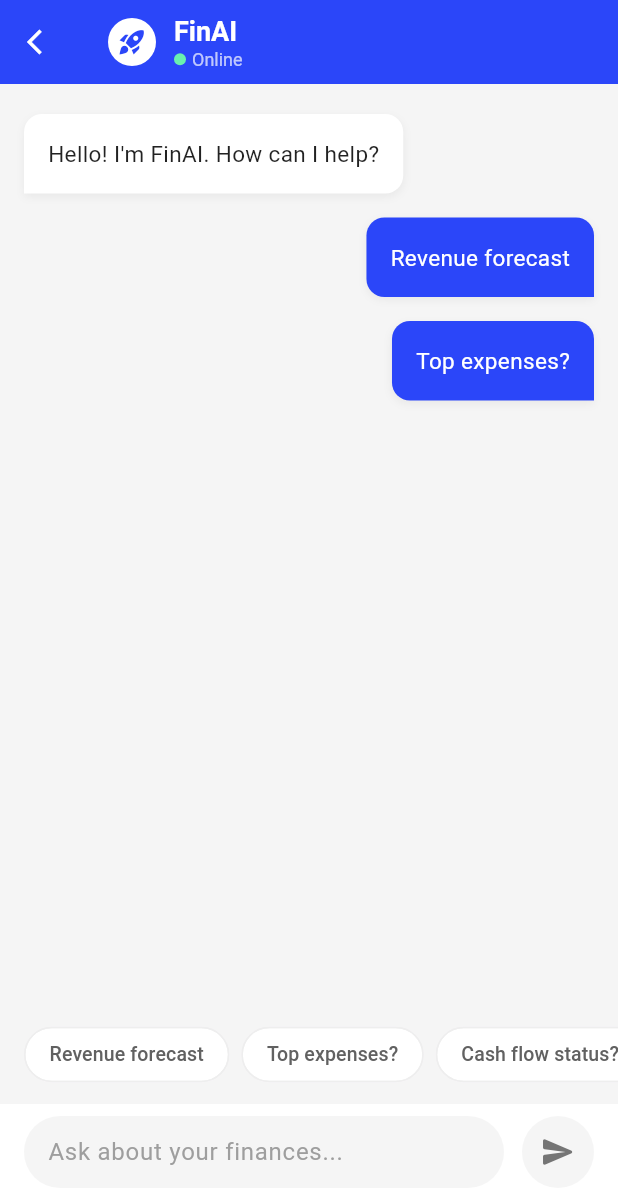
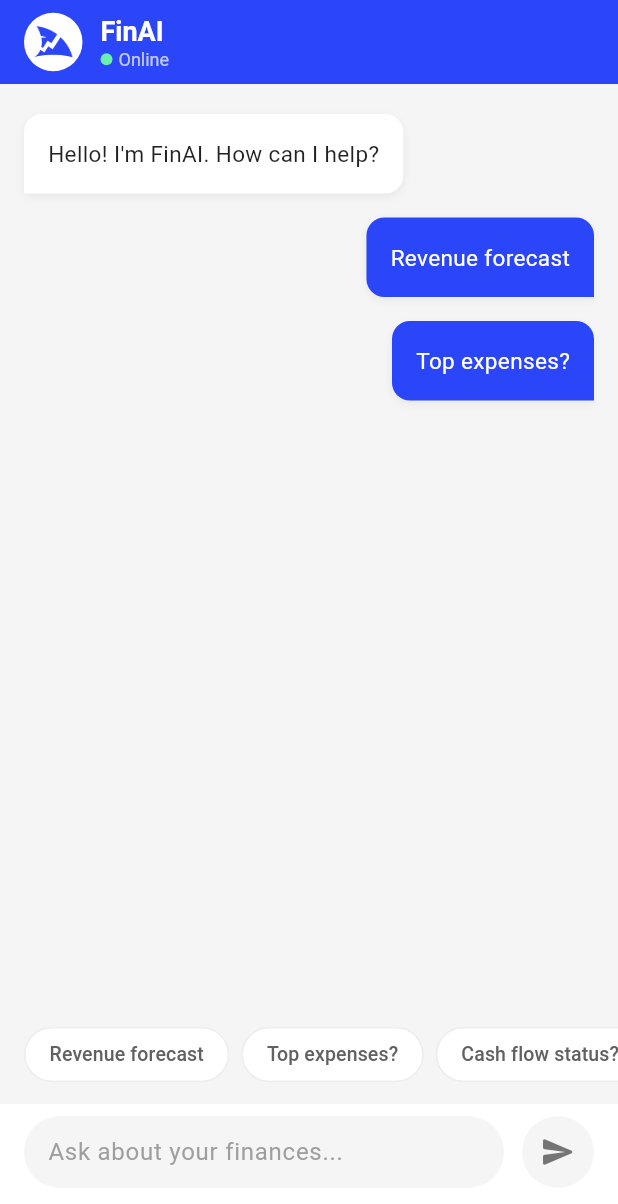
Before and after one commit to 51-Shenn/myfin, a Flutter app: the AiChatbotScreen screen opened directly, after a tap on "Revenue forecast", after a tap on "Top expenses?", on a phone screen of 412 x 824 dp. Shown: the top 1204 px of the screen. Run offline on Flutter 3.47's test engine with Material 3 defaults, Android fonts, the phone set to English and light mode, and no system bars; drawn by our look-alikes of flutter_markdown; our stand-ins replace firebase_core, flutter_bloc, flutter_dotenv, google_generative_ai; accounts and stored records are empty; network calls fail.

Commit message:
feat: Add AI chatbot logo and MyFin image assets, update pubspec.yaml to include new assets

```diff
--- a/lib/screens/aichatbot.dart
+++ b/lib/screens/aichatbot.dart
@@ -24,13 +24,8 @@ class AiChatbotScreen extends StatelessWidget {
             Expanded(
               child: BlocBuilder<ChatViewModel, ChatState>(
                 builder: (context, state) {
-                  // Auto-scroll logic is handled usually by a specialized widget or
-                  // by passing a controller to the ListView. For simplicity in Clean Arch,
-                  // we stick to rendering the list.
-
                   return ListView.builder(
                     padding: const EdgeInsets.symmetric(horizontal: 16, vertical: 20),
-                    // If loading, add 1 extra item for the spinner
                     itemCount: state.messages.length + (state.isLoading ? 1 : 0),
                     itemBuilder: (context, index) {
                       if (index >= state.messages.length) {
@@ -65,20 +60,29 @@ class AiChatbotScreen extends StatelessWidget {
     return AppBar(
       backgroundColor: _primaryBlue,
       elevation: 0,
-      leading: IconButton(
-        icon: const Icon(Icons.arrow_back_ios, color: Colors.white, size: 20),
-        onPressed: () => Navigator.of(context).pop(),
-      ),
+      automaticallyImplyLeading: false,
       title: Row(
         children: [
+          // --- CHANGED SECTION START ---
           Container(
-            padding: const EdgeInsets.all(6),
+            padding: const EdgeInsets.all(2), // Smaller padding for image
             decoration: const BoxDecoration(
               color: Colors.white,
               shape: BoxShape.circle,
             ),
-            child: Icon(Icons.rocket_launch, color: _primaryBlue, size: 20),
+            // ClipOval crops the square image into a circle
+            child: ClipOval(
+              child: Image.asset(
+                'assets/AI_ChatBot_Logo.png', // MAKE SURE THIS MATCHES YOUR FILENAME
+                width: 35,
+                height: 35,
+                fit: BoxFit.cover, // Ensures image fills the circle
+                // If you get an error before adding the asset,
+                // you can temporarily use: Icon(Icons.person, color: _primaryBlue)
+              ),
+            ),
           ),
+
           const SizedBox(width: 12),
           Column(
             crossAxisAlignment: CrossAxisAlignment.start,
--- a/pubspec.yaml
+++ b/pubspec.yaml
@@ -26,3 +26,5 @@ flutter:
   uses-material-design: true
   assets:
     - .env
+    - assets/MyFin.png
+    - assets/AI_ChatBot_Logo.png
```
Also changed, not shown: assets/AI_ChatBot_Logo.png (added), assets/MyFin.png (added).
